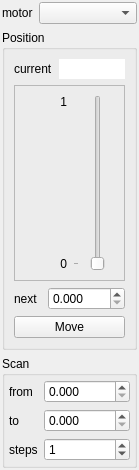
Old version of the form spectromicroscopy/smpgui/ui_scanmotor.ui in the repository praxes/praxes.
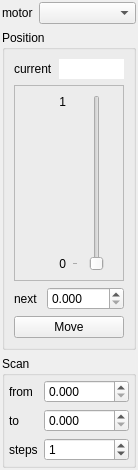
New version of the form.

Commit message: [svn] use stacked layout for scan/pause/resume

Patch:
```diff
--- a/spectromicroscopy/smpgui/ui_scanmotor.ui
+++ b/spectromicroscopy/smpgui/ui_scanmotor.ui
@@ -5,7 +5,7 @@
    <rect>
     <x>0</x>
     <y>0</y>
-    <width>139</width>
+    <width>138</width>
     <height>470</height>
    </rect>
   </property>
@@ -15,6 +15,12 @@
     <verstretch>0</verstretch>
    </sizepolicy>
   </property>
+  <property name="maximumSize" >
+   <size>
+    <width>16777215</width>
+    <height>16777215</height>
+   </size>
+  </property>
   <property name="windowTitle" >
    <string>Form</string>
   </property>
```
The commit also changes 4 other files.
